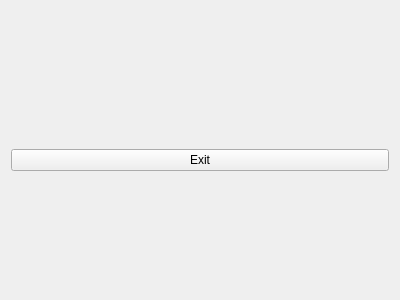
Qt form Projects/PluginLinkerView/form.ui (kee-reel/PLAGins) before a commit.
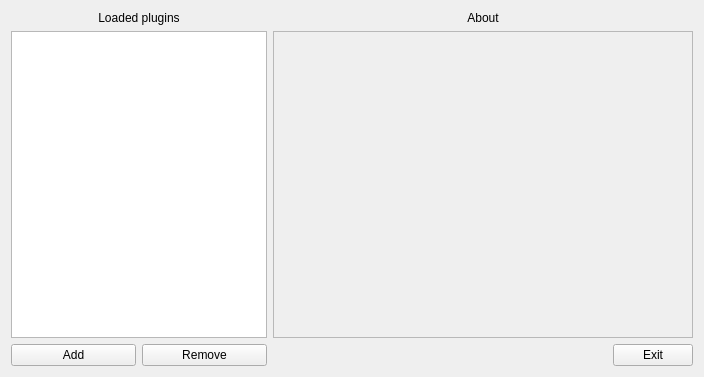
The same form after that commit.

Commit message: Plugins display and simple operations

Patch:
```diff
--- a/Projects/PluginLinkerView/form.ui
+++ b/Projects/PluginLinkerView/form.ui
@@ -6,15 +6,55 @@
    <rect>
     <x>0</x>
     <y>0</y>
-    <width>400</width>
-    <height>300</height>
+    <width>704</width>
+    <height>377</height>
    </rect>
   </property>
   <property name="windowTitle">
    <string>Form</string>
   </property>
-  <layout class="QVBoxLayout" name="verticalLayout">
-   <item>
+  <layout class="QGridLayout" name="gridLayout">
+   <item row="7" column="1">
+    <widget class="QPushButton" name="btnRemove">
+     <property name="text">
+      <string>Remove</string>
+     </property>
+    </widget>
+   </item>
+   <item row="1" column="0" rowspan="5" colspan="2">
+    <widget class="QListView" name="listPlugins"/>
+   </item>
+   <item row="0" column="0" colspan="2">
+    <widget class="QLabel" name="label">
+     <property name="sizePolicy">
+      <sizepolicy hsizetype="Preferred" vsizetype="Fixed">
+       <horstretch>0</horstretch>
+       <verstretch>0</verstretch>
+      </sizepolicy>
+     </property>
+     <property name="text">
+      <string>Loaded plugins</string>
+     </property>
+     <property name="alignment">
+      <set>Qt::AlignCenter</set>
+     </property>
+    </widget>
+   </item>
+   <item row="7" column="0">
+    <widget class="QPushButton" name="btnAdd">
+     <property name="text">
+      <string>Add</string>
+     </property>
+    </widget>
+   </item>
+   <item row="7" column="3">
+    <widget class="QPushButton" name="btnExit">
+     <property name="text">
+      <string>Exit</string>
+     </property>
+    </widget>
+   </item>
+   <item row="7" column="2">
     <spacer name="horizontalSpacer">
      <property name="orientation">
       <enum>Qt::Horizontal</enum>
@@ -27,10 +67,36 @@
      </property>
     </spacer>
    </item>
-   <item>
-    <widget class="QPushButton" name="btnExit">
+   <item row="1" column="2" rowspan="5" colspan="2">
+    <widget class="QScrollArea" name="scrollArea">
+     <property name="widgetResizable">
+      <bool>true</bool>
+     </property>
+     <widget class="QWidget" name="scrollAreaWidgetContents">
+      <property name="geometry">
+       <rect>
+        <x>0</x>
+        <y>0</y>
+        <width>422</width>
+        <height>307</height>
+       </rect>
+      </property>
+     </widget>
+    </widget>
+   </item>
+   <item row="0" column="2" colspan="2">
+    <widget class="QLabel" name="label_2">
+     <property name="sizePolicy">
+      <sizepolicy hsizetype="Preferred" vsizetype="Fixed">
+       <horstretch>0</horstretch>
+       <verstretch>0</verstretch>
+      </sizepolicy>
+     </property>
      <property name="text">
-      <string>Exit</string>
+      <string>About</string>
+     </property>
+     <property name="alignment">
+      <set>Qt::AlignCenter</set>
      </property>
     </widget>
    </item>
```
The commit also changes 3 other files.
